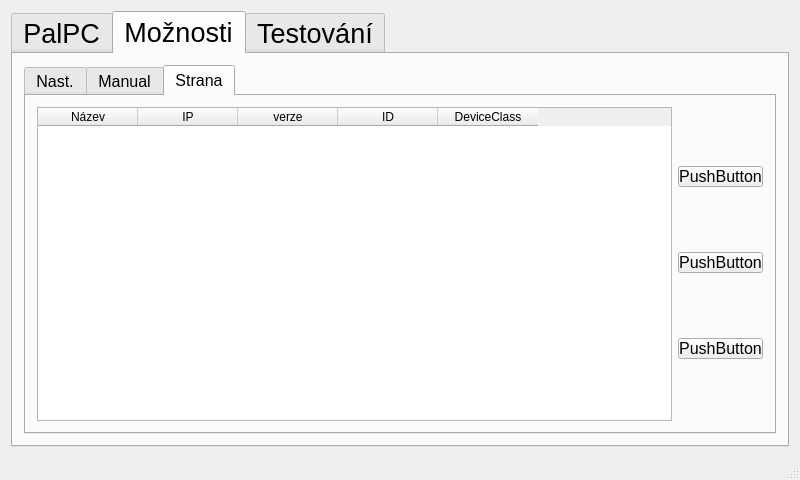
This is mainwindow.ui in frutabruta/VDV301tester as Qt 5 draws it before an edit. The edited form follows.
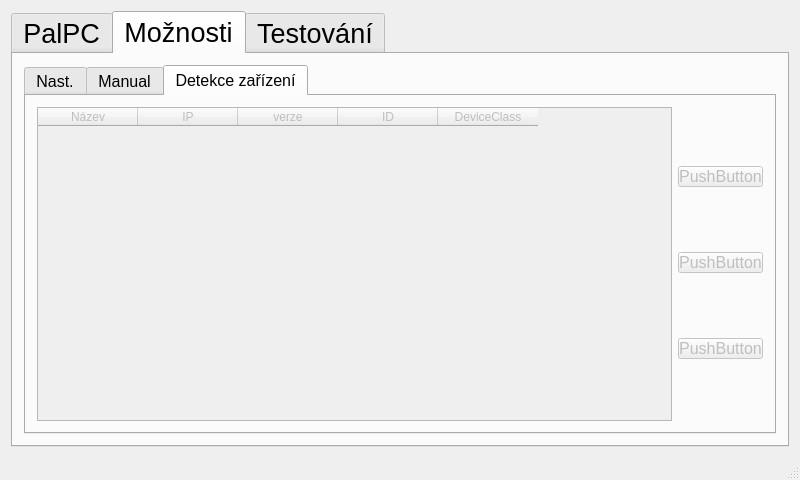
This is the edited form. The open tabs and pages were chosen to show the change.

Commit message: - odstranění starého slotu void on_pushButton_nast_pripojeni_clicked(); - přejmenování záložky detekce zařízení (zatím deaktivována) - úprava VDV301publisher za účelem vyřešení několikanásobného publikování služeb

Diff of the .ui file:
```diff
--- a/mainwindow.ui
+++ b/mainwindow.ui
@@ -2486,6 +2486,9 @@
        <layout class="QHBoxLayout" name="horizontalLayout_10">
         <item>
          <widget class="QTabWidget" name="tabWidget_moznosti">
+          <property name="enabled">
+           <bool>true</bool>
+          </property>
           <property name="font">
            <font>
             <pointsize>12</pointsize>
@@ -3328,9 +3331,12 @@
             </item>
            </layout>
           </widget>
-          <widget class="QWidget" name="tab">
+          <widget class="QWidget" name="tab_moznosti_zarizeni">
+           <property name="enabled">
+            <bool>false</bool>
+           </property>
            <attribute name="title">
-            <string>Strana</string>
+            <string>Detekce zařízení</string>
            </attribute>
            <layout class="QHBoxLayout" name="horizontalLayout">
             <item>
```
Left out of the diff: 2 changed lines with no effect on the pictures. The commit also changes 3 other files.
